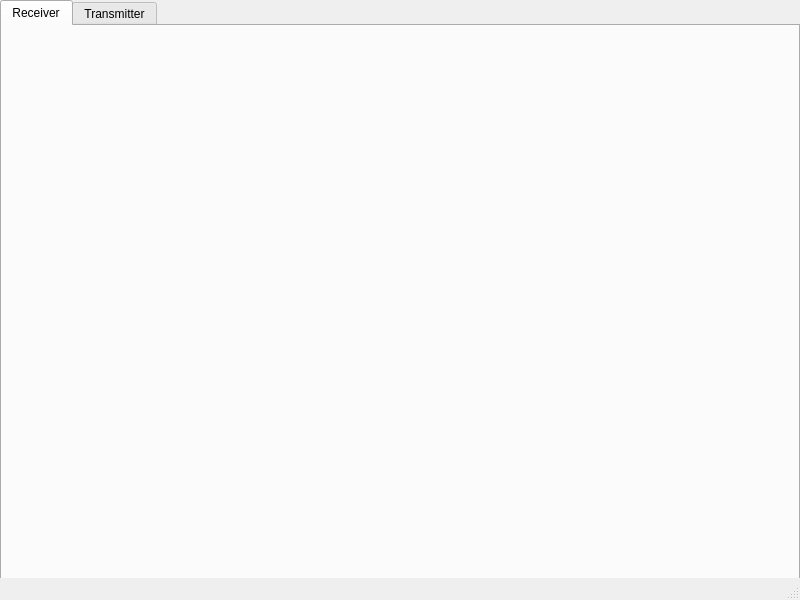
Before: the Qt Designer form mainwindow.ui in chandler-wang/rc, drawn with Qt 5.
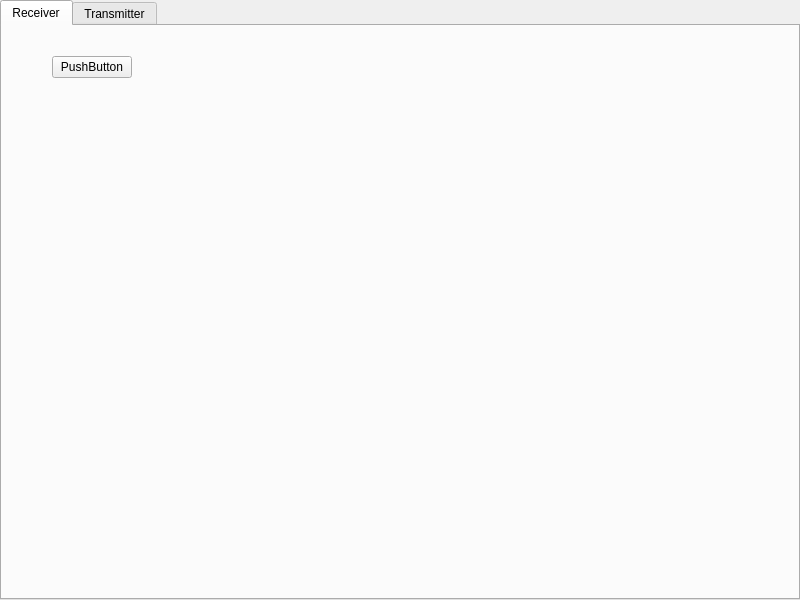
After: the same form once the commit is applied.

What changed in the file:
```diff
--- a/mainwindow.ui
+++ b/mainwindow.ui
@@ -36,6 +36,19 @@
      <attribute name="title">
       <string>Receiver</string>
      </attribute>
+     <widget class="QPushButton" name="pushButton">
+      <property name="geometry">
+       <rect>
+        <x>50</x>
+        <y>30</y>
+        <width>80</width>
+        <height>22</height>
+       </rect>
+      </property>
+      <property name="text">
+       <string>PushButton</string>
+      </property>
+     </widget>
     </widget>
     <widget class="QWidget" name="transmitter">
      <attribute name="title">
@@ -44,7 +57,6 @@
     </widget>
    </widget>
   </widget>
-  <widget class="QStatusBar" name="statusBar"/>
  </widget>
  <layoutdefault spacing="6" margin="11"/>
  <resources/>
```
